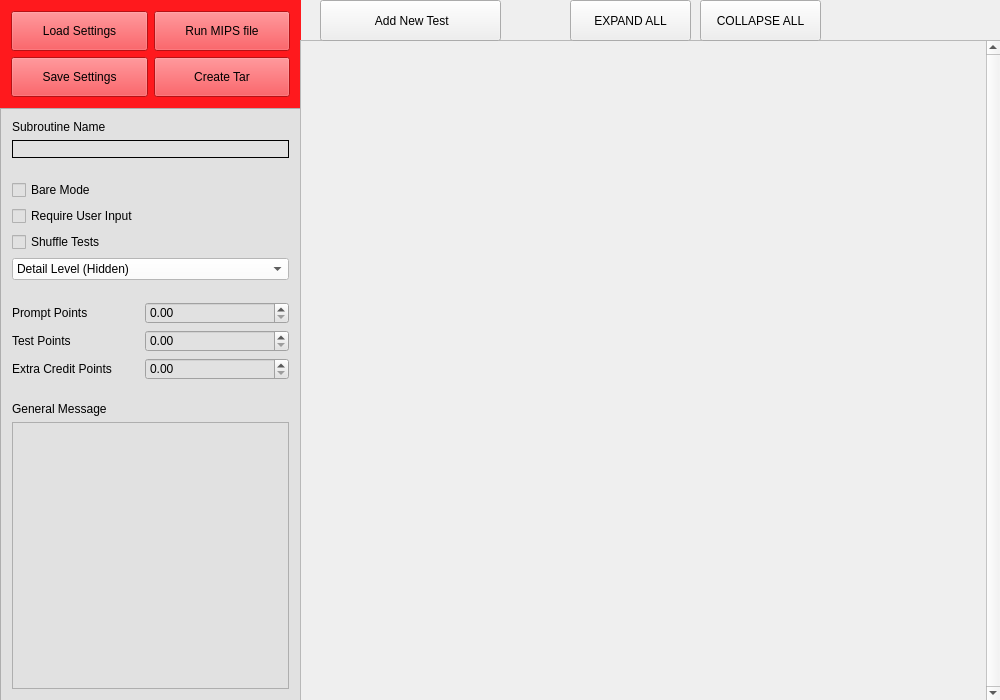
Before: the Qt Designer form MIPS_creator/ui_files/mainwindow.ui in iankamin/MIPS-Autograder, drawn with Qt 5.
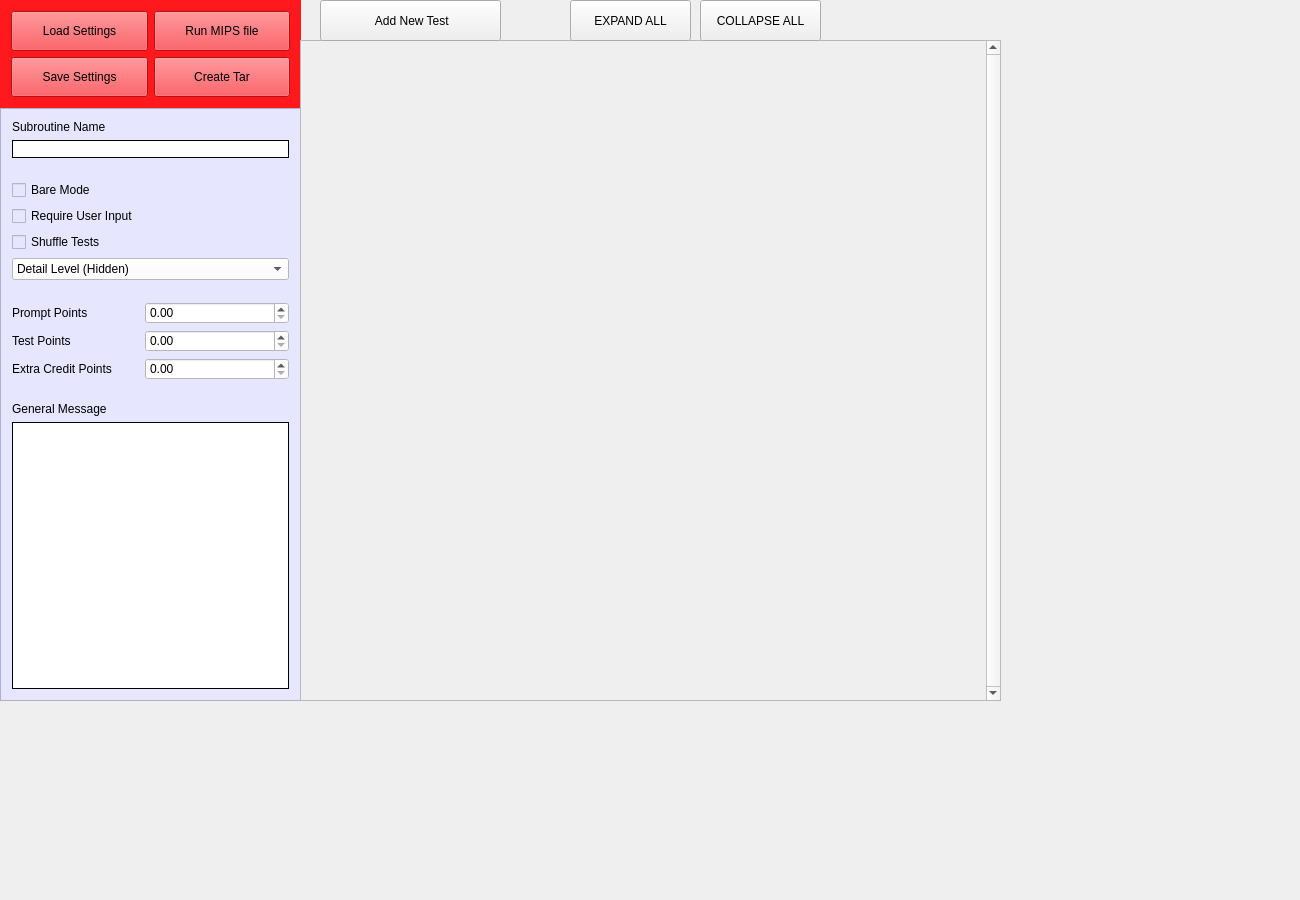
After: the same form once the commit is applied. Icons and pictures are not drawn.

What changed in the file:
```diff
--- a/MIPS_creator/ui_files/mainwindow.ui
+++ b/MIPS_creator/ui_files/mainwindow.ui
@@ -9,8 +9,8 @@
    <rect>
     <x>0</x>
     <y>0</y>
-    <width>1000</width>
-    <height>700</height>
+    <width>1300</width>
+    <height>900</height>
    </rect>
   </property>
   <property name="windowTitle">
@@ -129,6 +129,9 @@
      </item>
      <item>
       <widget class="QScrollArea" name="scrollArea">
+       <property name="styleSheet">
+        <string notr="true">background-color: rgb(230, 230, 255);</string>
+       </property>
        <property name="horizontalScrollBarPolicy">
         <enum>Qt::ScrollBarAlwaysOff</enum>
        </property>
@@ -158,7 +161,7 @@
             <string notr="true">border-style: outset;
 border-color: black;
 border-width: 1px;
-</string>
+background-color: rgb(255, 255, 255);</string>
            </property>
            <property name="clearButtonEnabled">
             <bool>false</bool>
@@ -251,6 +254,9 @@
              <height>16777215</height>
             </size>
            </property>
+           <property name="styleSheet">
+            <string notr="true">background-color: rgb(255, 255, 255);</string>
+           </property>
            <property name="specialValueText">
             <string/>
            </property>
@@ -277,6 +283,9 @@
              <height>16777215</height>
             </size>
            </property>
+           <property name="styleSheet">
+            <string notr="true">background-color: rgb(255, 255, 255);</string>
+           </property>
            <property name="specialValueText">
             <string/>
            </property>
@@ -300,6 +309,9 @@
              <height>16777215</height>
             </size>
            </property>
+           <property name="styleSheet">
+            <string notr="true">background-color: rgb(255, 255, 255);</string>
+           </property>
            <property name="specialValueText">
             <string/>
            </property>
@@ -339,6 +351,12 @@
              <verstretch>190</verstretch>
             </sizepolicy>
            </property>
+           <property name="styleSheet">
+            <string notr="true">border-style: outset;
+border-color: black;
+border-width: 1px;
+background-color: rgb(255, 255, 255);</string>
+           </property>
           </widget>
          </item>
          <item row="6" column="0" colspan="2">
```
Left out of the diff: 2 changed lines with no effect on the pictures.
